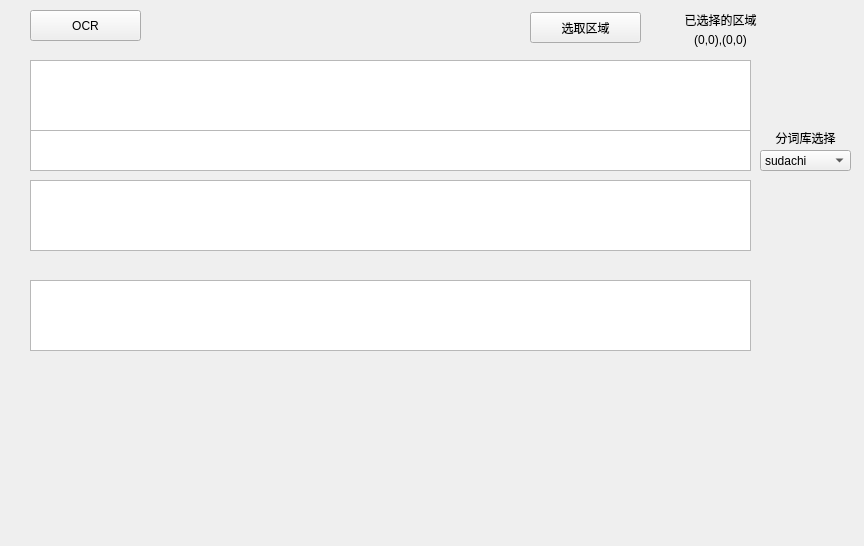
GayWindTech/TransAssistant, file OCR_style.ui: the form before one commit.
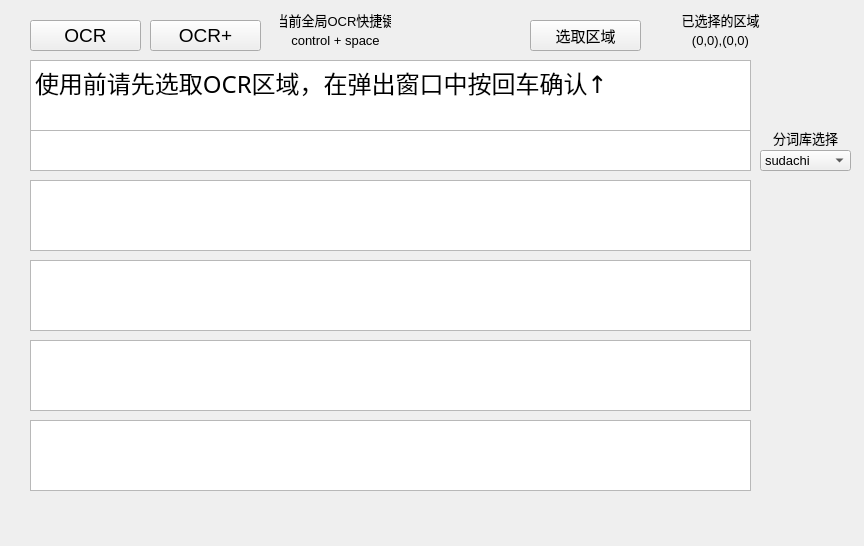
The form after the commit.

The edit to the form file:
```diff
--- a/OCR_style.ui
+++ b/OCR_style.ui
@@ -38,6 +38,9 @@
       <pointsize>18</pointsize>
      </font>
     </property>
+    <property name="plainText">
+     <string>使用前请先选取OCR区域，在弹出窗口中按回车确认↑</string>
+    </property>
    </widget>
    <widget class="QPlainTextEdit" name="TransResult_1">
     <property name="geometry">
@@ -59,7 +62,7 @@
     <property name="geometry">
      <rect>
       <x>30</x>
-      <y>280</y>
+      <y>260</y>
       <width>721</width>
       <height>71</height>
      </rect>
@@ -75,11 +78,28 @@
     <property name="geometry">
      <rect>
       <x>530</x>
-      <y>12</y>
+      <y>20</y>
       <width>111</width>
       <height>31</height>
      </rect>
     </property>
+    <property name="font">
+     <font>
+      <pointsize>11</pointsize>
+     </font>
+    </property>
+    <property name="toolTip">
+     <string>&lt;html&gt;&lt;head/&gt;&lt;body&gt;&lt;p&gt;&lt;span style=&quot; font-size:10pt;&quot;&gt;按Enter确认选取区域&lt;/span&gt;&lt;/p&gt;&lt;/body&gt;&lt;/html&gt;</string>
+    </property>
+    <property name="statusTip">
+     <string/>
+    </property>
+    <property name="whatsThis">
+     <string/>
+    </property>
+    <property name="accessibleDescription">
+     <string/>
+    </property>
     <property name="text">
      <string>选取区域</string>
     </property>
@@ -93,6 +113,11 @@
       <height>20</height>
      </rect>
     </property>
+    <property name="font">
+     <font>
+      <pointsize>10</pointsize>
+     </font>
+    </property>
     <property name="text">
      <string>已选择的区域</string>
     </property>
@@ -109,6 +134,11 @@
       <height>20</height>
      </rect>
     </property>
+    <property name="font">
+     <font>
+      <pointsize>10</pointsize>
+     </font>
+    </property>
     <property name="text">
      <string>(0,0),(0,0)</string>
     </property>
@@ -120,11 +150,16 @@
     <property name="geometry">
      <rect>
       <x>30</x>
-      <y>10</y>
+      <y>20</y>
       <width>111</width>
       <height>31</height>
      </rect>
     </property>
+    <property name="font">
+     <font>
+      <pointsize>14</pointsize>
+     </font>
+    </property>
     <property name="text">
      <string>OCR</string>
     </property>
@@ -154,6 +189,11 @@
       <height>21</height>
      </rect>
     </property>
+    <property name="font">
+     <font>
+      <pointsize>10</pointsize>
+     </font>
+    </property>
     <item>
      <property name="text">
       <string>sudachi</string>
@@ -174,6 +214,11 @@
       <height>16</height>
      </rect>
     </property>
+    <property name="font">
+     <font>
+      <pointsize>10</pointsize>
+     </font>
+    </property>
     <property name="text">
      <string>分词库选择</string>
     </property>
@@ -181,6 +226,113 @@
      <set>Qt::AlignCenter</set>
     </property>
    </widget>
+   <widget class="QLabel" name="ShortcutKeyTitle">
+    <property name="geometry">
+     <rect>
+      <x>280</x>
+      <y>10</y>
+      <width>111</width>
+      <height>20</height>
+     </rect>
+    </property>
+    <property name="font">
+     <font>
+      <pointsize>10</pointsize>
+     </font>
+    </property>
+    <property name="text">
+     <string>当前全局OCR快捷键</string>
+    </property>
+    <property name="alignment">
+     <set>Qt::AlignCenter</set>
+    </property>
+   </widget>
+   <widget class="QLabel" name="ShortcutKeyText">
+    <property name="geometry">
+     <rect>
+      <x>270</x>
+      <y>30</y>
+      <width>131</width>
+      <height>20</height>
+     </rect>
+    </property>
+    <property name="font">
+     <font>
+      <pointsize>10</pointsize>
+     </font>
+    </property>
+    <property name="text">
+     <string>control + space</string>
+    </property>
+    <property name="alignment">
+     <set>Qt::AlignCenter</set>
+    </property>
+   </widget>
+   <widget class="QPlainTextEdit" name="TransResult_3">
+    <property name="geometry">
+     <rect>
+      <x>30</x>
+      <y>340</y>
+      <width>721</width>
+      <height>71</height>
+     </rect>
+    </property>
+    <property name="font">
+     <font>
+      <family>思源黑体</family>
+      <pointsize>18</pointsize>
+     </font>
+    </property>
+   </widget>
+   <widget class="QPlainTextEdit" name="TransResult_4">
+    <property name="geometry">
+     <rect>
+      <x>30</x>
+      <y>420</y>
+      <width>721</width>
+      <height>71</height>
+     </rect>
+    </property>
+    <property name="font">
+     <font>
+      <family>思源黑体</family>
+      <pointsize>18</pointsize>
+     </font>
+    </property>
+   </widget>
+   <widget class="QPushButton" name="OCRButtonPlus">
+    <property name="geometry">
+     <rect>
+      <x>150</x>
+      <y>20</y>
+      <width>111</width>
+      <height>31</height>
+     </rect>
+    </property>
+    <property name="font">
+     <font>
+      <pointsize>14</pointsize>
+     </font>
+    </property>
+    <property name="text">
+     <string>OCR+</string>
+    </property>
+   </widget>
+   <zorder>OCRResultTextEdit</zorder>
+   <zorder>TransResult_1</zorder>
+   <zorder>TransResult_2</zorder>
+   <zorder>ChooseAreaButton</zorder>
+   <zorder>ChosenTitleTitle</zorder>
+   <zorder>PosText</zorder>
+   <zorder>splitTextEdit</zorder>
+   <zorder>SplitChooseBox</zorder>
+   <zorder>SplitChooseTitle</zorder>
+   <zorder>ShortcutKeyTitle</zorder>
+   <zorder>ShortcutKeyText</zorder>
+   <zorder>OCRButton</zorder>
+   <zorder>TransResult_3</zorder>
+   <zorder>TransResult_4</zorder>
+   <zorder>OCRButtonPlus</zorder>
   </widget>
  </widget>
  <resources/>
```
Left out of the diff: 25 changed lines with no effect on the pictures.
